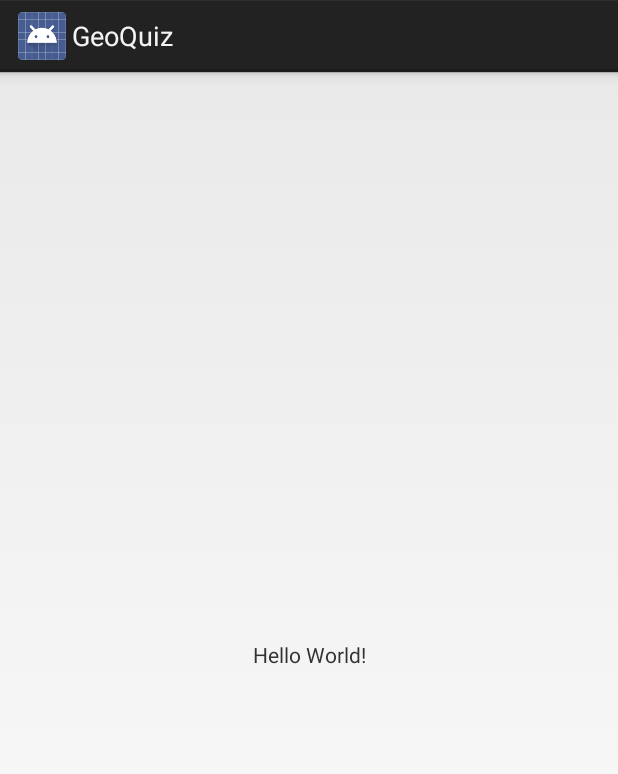
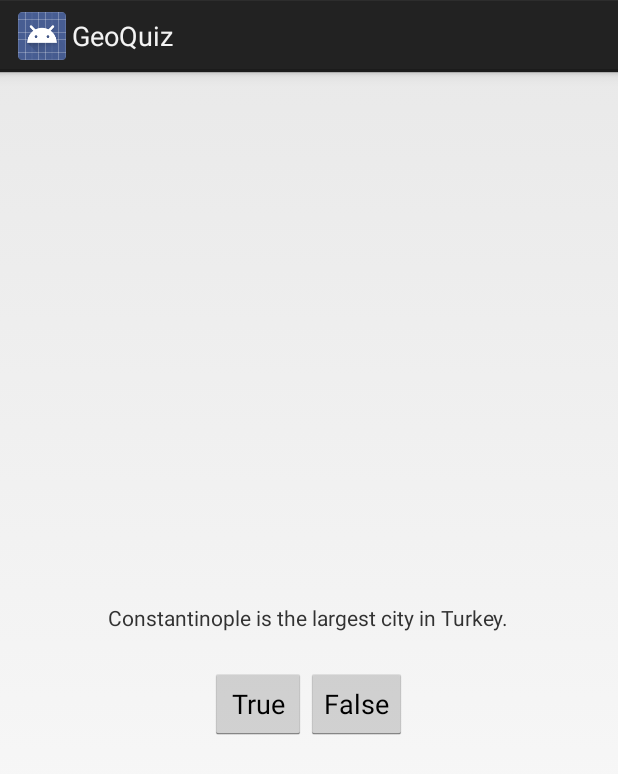
Before and after one commit to vb14/androidstudioworkspace, an Android app: the layout activity_quiz.xml on its own in the app's theme, with its tools: preview values and no code run, on a phone screen of 412 x 824 dp. Shown: the top 774 px of the screen. Run offline under Robolectric (Android 15) with nearby library versions, the phone set to English and light mode, and no system bars.

Commit message:
Initial run of GeoQuiz

```diff
--- a/GeoQuiz/app/build.gradle
+++ b/GeoQuiz/app/build.gradle
@@ -20,10 +20,11 @@ android {
 }
 
 dependencies {
-    compile fileTree(dir: 'libs', include: ['*.jar'])
+    compile fileTree(include: ['*.jar'], dir: 'libs')
     androidTestCompile('com.android.support.test.espresso:espresso-core:2.2.2', {
         exclude group: 'com.android.support', module: 'support-annotations'
     })
     compile 'com.android.support.constraint:constraint-layout:1.0.1'
     testCompile 'junit:junit:4.12'
+    compile 'com.android.support:appcompat-v7:25.3.0'
 }
--- a/GeoQuiz/app/src/main/res/layout/activity_quiz.xml
+++ b/GeoQuiz/app/src/main/res/layout/activity_quiz.xml
@@ -1,18 +1,27 @@
 <?xml version="1.0" encoding="utf-8"?>
-<android.support.constraint.ConstraintLayout xmlns:android="http://schemas.android.com/apk/res/android"
-    xmlns:app="http://schemas.android.com/apk/res-auto"
-    xmlns:tools="http://schemas.android.com/tools"
+<LinearLayout xmlns:android="http://schemas.android.com/apk/res/android"
     android:layout_width="match_parent"
     android:layout_height="match_parent"
-    tools:context="com.vishal.bhatnagar.geoquiz.QuizActivity">
-
+    android:gravity="center"
+    android:orientation="vertical" >
     <TextView
         android:layout_width="wrap_content"
         android:layout_height="wrap_content"
-        android:text="Hello World!"
-        app:layout_constraintBottom_toBottomOf="parent"
-        app:layout_constraintLeft_toLeftOf="parent"
-        app:layout_constraintRight_toRightOf="parent"
-        app:layout_constraintTop_toTopOf="parent" />
-
-</android.support.constraint.ConstraintLayout>
+        android:padding="24dp"
+        android:text="@string/question_text" />
+    <LinearLayout
+        android:layout_width="wrap_content"
+        android:layout_height="wrap_content"
+        android:orientation="horizontal" >
+        <Button
+            android:id="@+id/true_button"
+            android:layout_width="wrap_content"
+            android:layout_height="wrap_content"
+            android:text="@string/true_button" />
+        <Button
+            android:id="@+id/false_button"
+            android:layout_width="wrap_content"
+            android:layout_height="wrap_content"
+            android:text="@string/false_button" />
+    </LinearLayout>
+</LinearLayout>
--- /dev/null
+++ b/GeoQuiz/app/src/main/res/values/dimens.xml
@@ -0,0 +1,6 @@
+<?xml version="1.0" encoding="utf-8"?>
+<resources>
+    <!-- Default screen margins, per the Android Design guidelines. -->
+    <dimen name="activity_horizontal_margin">16dp</dimen>
+    <dimen name="activity_vertical_margin">16dp</dimen>
+</resources>
--- a/GeoQuiz/app/src/main/res/values/strings.xml
+++ b/GeoQuiz/app/src/main/res/values/strings.xml
@@ -1,3 +1,8 @@
 <resources>
     <string name="app_name">GeoQuiz</string>
+    <string name="question_text">Constantinople is the largest city in Turkey.</string>
+    <string name="true_button">True</string>
+    <string name="false_button">False</string>
+    <string name="correct_toast">Correct!</string>
+    <string name="incorrect_toast">Incorrect!</string>
 </resources>
```
Also changed, not shown: GeoQuiz/app/src/main/java/com/vishal/bhatnagar/geoquiz/QuizActivity.java (+24 -2 lines).
